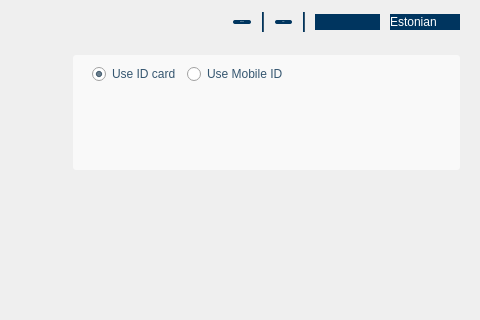
First picture: the form in qdigidoc/trunk/client/ui/MainWindow.ui, repository tixsys/esteid, before the edit; both pictures show x 170 to 650 and y 0 to 320 of the 650 by 540 pixel window.
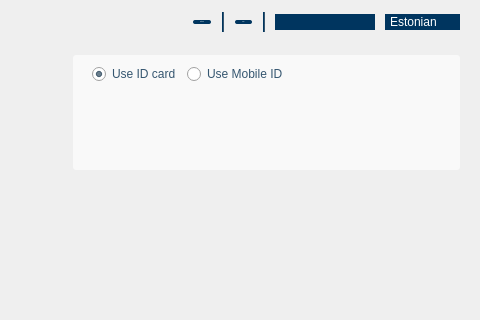
Second picture: the form after the edit. Icons and pictures are not drawn. Custom widgets are drawn as their Qt base class.

Commit message: qdigidoc: fix combobox under gnome

```diff
--- a/qdigidoc/trunk/client/ui/MainWindow.ui
+++ b/qdigidoc/trunk/client/ui/MainWindow.ui
@@ -81,7 +81,6 @@
 background-color: #00355F;
 border: 0px;
 color: white;
-padding-right: 5px;
 }
 
 #cards QListView, #languages QListView
@@ -261,10 +260,23 @@
          </widget>
         </item>
         <item>
-         <widget class="ComboBox" name="cards"/>
+         <widget class="ComboBox" name="cards">
+          <property name="minimumSize">
+           <size>
+            <width>100</width>
+            <height>0</height>
+           </size>
+          </property>
+         </widget>
         </item>
         <item>
          <widget class="ComboBox" name="languages">
+          <property name="minimumSize">
+           <size>
+            <width>75</width>
+            <height>0</height>
+           </size>
+          </property>
           <item>
            <property name="text">
             <string notr="true">Estonian</string>
```
The commit also changes 4 other files.
